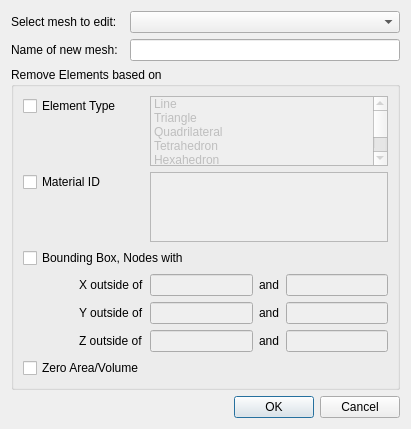
ufz/ogs, file Gui/DataView/MeshElementRemoval.ui: the form before one commit.
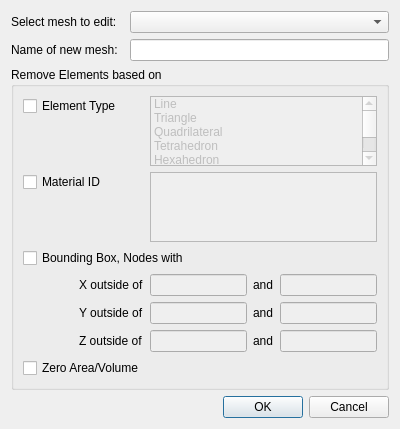
The form after the commit.

Commit message: resized some dialogs

```diff
--- a/Gui/DataView/MeshElementRemoval.ui
+++ b/Gui/DataView/MeshElementRemoval.ui
@@ -6,8 +6,8 @@
    <rect>
     <x>0</x>
     <y>0</y>
-    <width>411</width>
-    <height>408</height>
+    <width>400</width>
+    <height>420</height>
    </rect>
   </property>
   <property name="windowTitle">
```
The commit also changes 4 other files.
